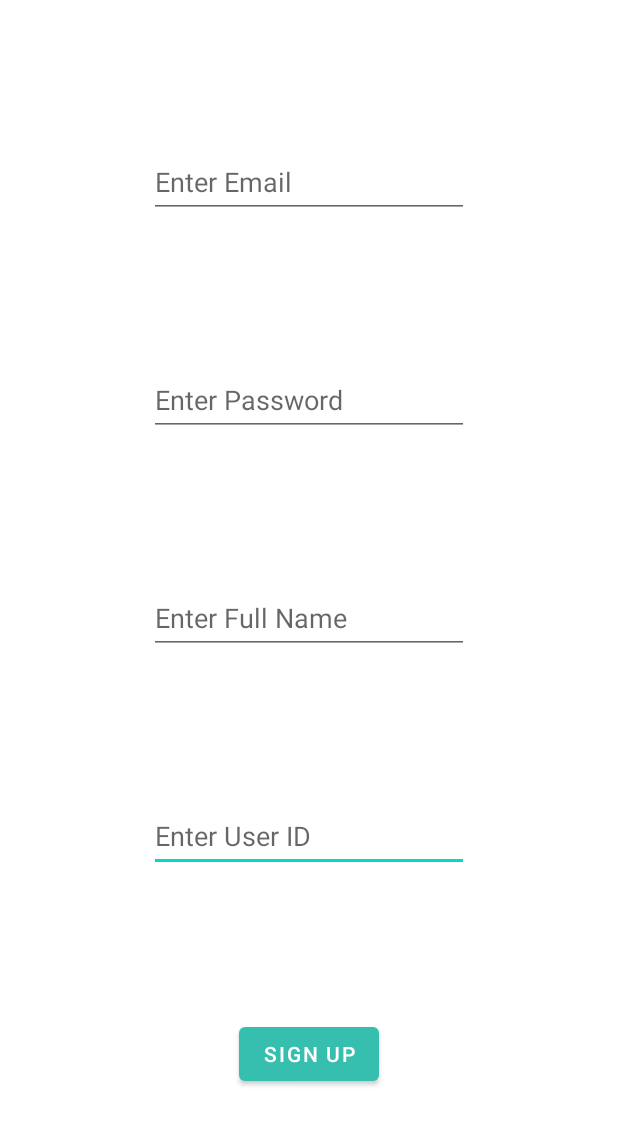
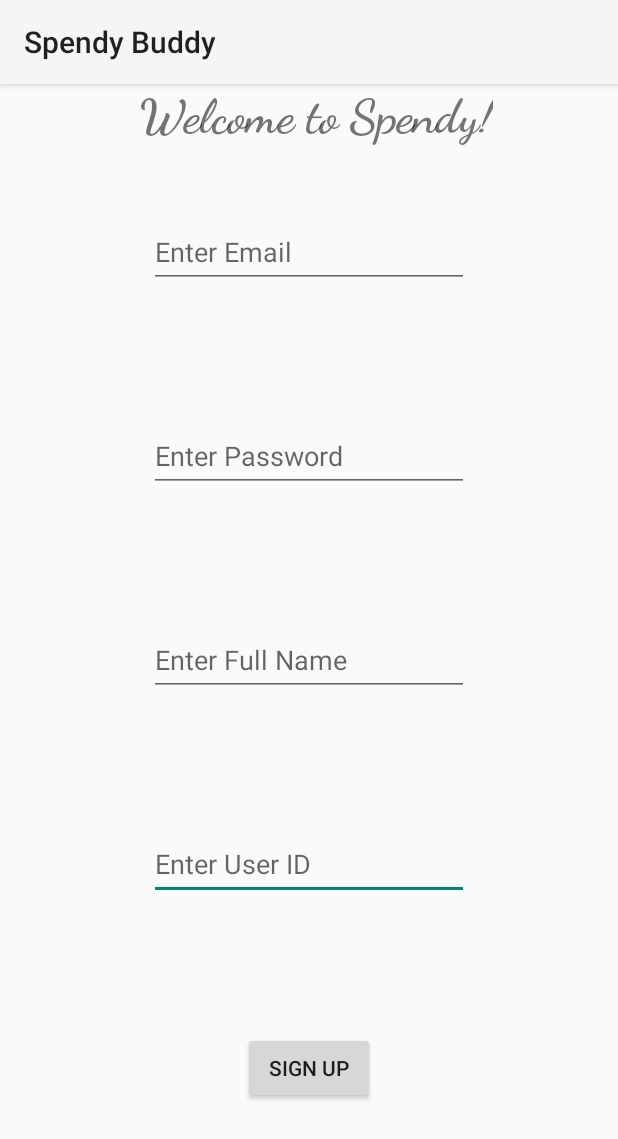
Before and after one commit to AiyappaND/SpendyBuddy, an Android app: the SignupActivity screen opened directly, with no data from a screen before it, on a phone screen of 412 x 824 dp. Shown: the top 1139 px of the screen. Run offline under Robolectric (Android 15) with nearby library versions, the light colour scheme and no system bars; our stand-ins replace Firebase (no records; nobody signed in at launch, a user with empty details on screens opened directly).

Commit message:
Signup, login done. Redirects to landing page on success.

```diff
--- a/app/src/main/java/com/example/spendybuddy/ui/signup/SignupActivity.java
+++ b/app/src/main/java/com/example/spendybuddy/ui/signup/SignupActivity.java
@@ -2,15 +2,82 @@
 
 import androidx.appcompat.app.AppCompatActivity;
 
+import android.content.Intent;
 import android.os.Bundle;
+import android.util.Patterns;
+import android.view.View;
+import android.widget.Button;
+import android.widget.EditText;
+import android.widget.ProgressBar;
+import android.widget.Toast;
 
+import com.example.spendybuddy.LandingPageActivity;
 import com.example.spendybuddy.R;
+import com.example.spendybuddy.data.model.LoggedInUser;
+import com.example.spendybuddy.data.model.UserDetails;
+import com.google.firebase.database.DatabaseReference;
+import com.google.firebase.database.FirebaseDatabase;
+import com.example.spendybuddy.databinding.SignupBinding;
 
 public class SignupActivity extends AppCompatActivity {
+    private DatabaseReference mDatabase;
+    private SignupBinding binding;
 
     @Override
     protected void onCreate(Bundle savedInstanceState) {
         super.onCreate(savedInstanceState);
-        setContentView(R.layout.signup);
+
+        mDatabase = FirebaseDatabase.getInstance().getReference();
+
+        binding = SignupBinding.inflate(getLayoutInflater());
+        setContentView(binding.getRoot());
+
+        final EditText usernameEditText = binding.signupUserId;
+        final EditText passwordEditText = binding.signupPassword;
+        final Button signupButton = binding.confirmSignupButton;
+        final EditText emailEditText = binding.signupEmail;
+        final EditText fullNameEditText = binding.signupFullName;
+        setContentView(binding.getRoot());
+
+        signupButton.setOnClickListener(new View.OnClickListener() {
+            @Override
+            public void onClick(View v) {
+                String username = usernameEditText.getText().toString().trim();
+                String password = passwordEditText.getText().toString().trim();
+                String email = emailEditText.getText().toString().trim();
+                String fullName = fullNameEditText.getText().toString().trim();
+
+                if (username.isEmpty()
+                    || password.isEmpty()
+                    || email.isEmpty()
+                    || fullName.isEmpty()) {
+                    Toast.makeText(getApplicationContext(), "Fields cannot be empty",
+                            Toast.LENGTH_LONG).show();
+                }
+                else if (password.length() < 5) {
+                    Toast.makeText(getApplicationContext(), "Password needs to be at least 5" +
+                            " characters", Toast.LENGTH_LONG).show();
+                }
+                else if (!Patterns.EMAIL_ADDRESS.matcher(email).matches()) {
+                    Toast.makeText(getApplicationContext(), "Not a valid email address" ,
+                            Toast.LENGTH_LONG).show();
+                }
+                else {
+                    LoggedInUser user = new LoggedInUser(username, password);
+                    UserDetails userDeets = new UserDetails(username, fullName, email);
+                    addUserToDatabase(user, userDeets);
+                    Intent landingPageIntent = new Intent(getApplicationContext(),
+                            LandingPageActivity.class);
+                    landingPageIntent.putExtra("username", user.getUserId());
+                    startActivity(landingPageIntent);
+                }
+            }
+        });
+
+    }
+
+    private void addUserToDatabase(LoggedInUser user, UserDetails userDeets) {
+        mDatabase.child("users_auth").child(user.getUserId()).setValue(user);
+        mDatabase.child("user_details").child(user.getUserId()).setValue(userDeets);
     }
 }
--- a/app/src/main/res/layout/signup.xml
+++ b/app/src/main/res/layout/signup.xml
@@ -6,65 +6,82 @@
     android:layout_height="match_parent"
     tools:context=".ui.signup.SignupActivity">
 
+    <TextView
+        android:id="@+id/welcomeTV"
+        android:layout_width="wrap_content"
+        android:layout_height="wrap_content"
+        android:fontFamily="cursive"
+        android:gravity="fill"
+        android:shadowColor="#3F51B5"
+        android:text="Welcome to Spendy!"
+        android:textSize="32sp"
+        android:textStyle="bold"
+        app:layout_constraintBottom_toBottomOf="parent"
+        app:layout_constraintEnd_toEndOf="parent"
+        app:layout_constraintHorizontal_bias="0.528"
+        app:layout_constraintStart_toStartOf="parent"
+        app:layout_constraintTop_toTopOf="parent"
+        app:layout_constraintVertical_bias="0.002" />
+
     <EditText
-        android:id="@+id/editTextTextPersonName2"
+        android:id="@+id/signupUserId"
         android:layout_width="wrap_content"
         android:layout_height="wrap_content"
         android:ems="10"
         android:hint="Enter User ID"
         android:inputType="textPersonName"
         android:minHeight="48dp"
-        app:layout_constraintBottom_toTopOf="@+id/button"
+        app:layout_constraintBottom_toTopOf="@+id/confirmSignupButton"
         app:layout_constraintEnd_toEndOf="parent"
         app:layout_constraintStart_toStartOf="parent"
-        app:layout_constraintTop_toBottomOf="@+id/editTextTextPersonName" />
+        app:layout_constraintTop_toBottomOf="@+id/signupFullName" />
 
     <EditText
-        android:id="@+id/editTextTextEmailAddress"
+        android:id="@+id/signupEmail"
         android:layout_width="wrap_content"
         android:layout_height="wrap_content"
         android:ems="10"
         android:hint="Enter Email"
         android:inputType="textEmailAddress"
         android:minHeight="48dp"
-        app:layout_constraintBottom_toTopOf="@+id/editTextTextPassword"
+        app:layout_constraintBottom_toTopOf="@+id/signupPassword"
         app:layout_constraintEnd_toEndOf="parent"
         app:layout_constraintStart_toStartOf="parent"
         app:layout_constraintTop_toTopOf="parent" />
 
     <EditText
-        android:id="@+id/editTextTextPassword"
+        android:id="@+id/signupPassword"
         android:layout_width="wrap_content"
         android:layout_height="wrap_content"
         android:ems="10"
         android:hint="Enter Password"
         android:inputType="textPassword"
         android:minHeight="48dp"
-        app:layout_constraintBottom_toTopOf="@+id/editTextTextPersonName"
+        app:layout_constraintBottom_toTopOf="@+id/signupFullName"
         app:layout_constraintEnd_toEndOf="parent"
         app:layout_constraintStart_toStartOf="parent"
-        app:layout_constraintTop_toBottomOf="@+id/editTextTextEmailAddress" />
+        app:layout_constraintTop_toBottomOf="@+id/signupEmail" />
 
     <EditText
-        android:id="@+id/editTextTextPersonName"
+        android:id="@+id/signupFullName"
         android:layout_width="wrap_content"
         android:layout_height="wrap_content"
         android:ems="10"
         android:hint="Enter Full Name"
         android:inputType="textPersonName"
         android:minHeight="48dp"
-        app:layout_constraintBottom_toTopOf="@+id/editTextTextPersonName2"
+        app:layout_constraintBottom_toTopOf="@+id/signupUserId"
         app:layout_constraintEnd_toEndOf="parent"
         app:layout_constraintStart_toStartOf="parent"
-        app:layout_constraintTop_toBottomOf="@+id/editTextTextPassword" />
+        app:layout_constraintTop_toBottomOf="@+id/signupPassword" />
 
     <Button
-        android:id="@+id/button"
+        android:id="@+id/confirmSignupButton"
         android:layout_width="wrap_content"
         android:layout_height="wrap_content"
         android:text="Sign Up"
         app:layout_constraintBottom_toBottomOf="parent"
         app:layout_constraintEnd_toEndOf="parent"
         app:layout_constraintStart_toStartOf="parent"
-        app:layout_constraintTop_toBottomOf="@+id/editTextTextPersonName2" />
+        app:layout_constraintTop_toBottomOf="@+id/signupUserId" />
 </androidx.constraintlayout.widget.ConstraintLayout>
--- a/app/src/main/res/values/strings.xml
+++ b/app/src/main/res/values/strings.xml
@@ -3,8 +3,9 @@
     <!-- Strings related to login -->
     <string name="prompt_email">Email</string>
     <string name="prompt_password">Password</string>
-    <string name="action_sign_in">Sign in or register</string>
+    <string name="action_sign_in">Login</string>
     <string name="action_sign_in_short">Sign in</string>
+    <string name="action_sign_up">Sign up</string>
     <string name="welcome">"Welcome !"</string>
     <string name="invalid_username">Not a valid username</string>
     <string name="invalid_password">Password must be >5 characters</string>
```
Also changed, not shown: app/src/main/AndroidManifest.xml (+10 -9 lines), app/src/main/java/com/example/spendybuddy/data/LoginDataSource.java (+26 -8 lines), app/src/main/java/com/example/spendybuddy/data/model/UserDetails.java (+9 -10 lines), app/src/main/java/com/example/spendybuddy/ui/login/LoginActivity.java (+19 -12 lines), app/src/main/java/com/example/spendybuddy/ui/login/LoginViewModel.java (+32 -10 lines), app/src/main/res/layout/activity_login.xml (+32 -1 lines).
